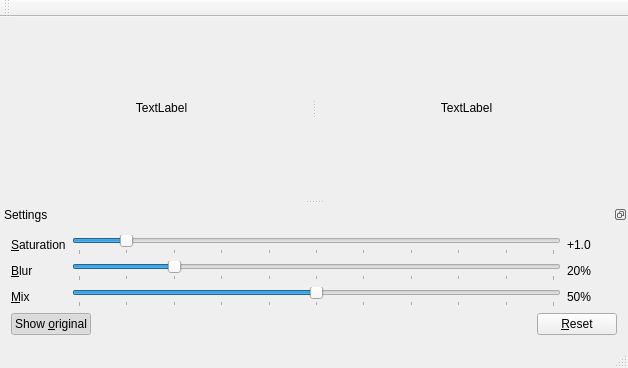
Before: the Qt Designer form tonemap_gui/mainwindow.ui in nagyistoce/imaginable, drawn with Qt 5.
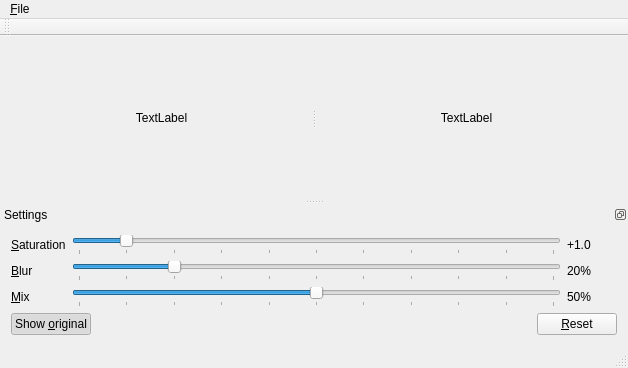
After: the same form once the commit is applied.

Diff of the .ui file:
```diff
--- a/tonemap_gui/mainwindow.ui
+++ b/tonemap_gui/mainwindow.ui
@@ -52,6 +52,16 @@
      <height>19</height>
     </rect>
    </property>
+   <widget class="QMenu" name="menu_File">
+    <property name="title">
+     <string>&amp;File</string>
+    </property>
+    <addaction name="action_Open"/>
+    <addaction name="action_Save"/>
+    <addaction name="separator"/>
+    <addaction name="action_Quit"/>
+   </widget>
+   <addaction name="menu_File"/>
   </widget>
   <widget class="QToolBar" name="mainToolBar">
    <attribute name="toolBarArea">
```
Left out of the diff: 151 changed lines with no effect on the pictures.
